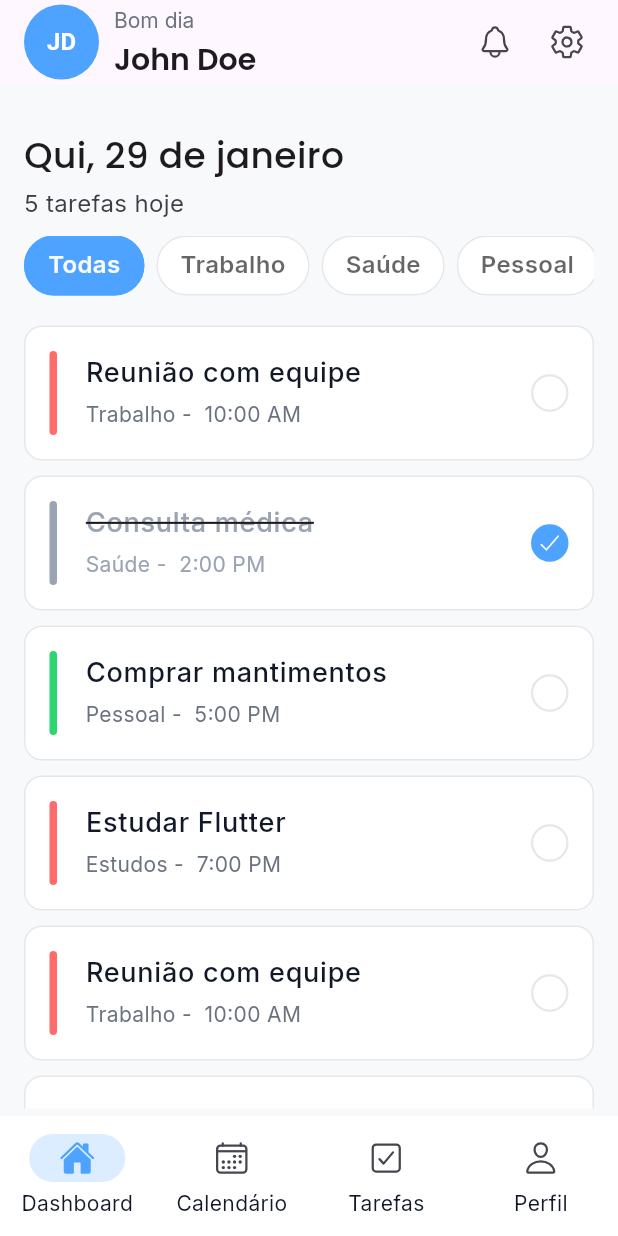
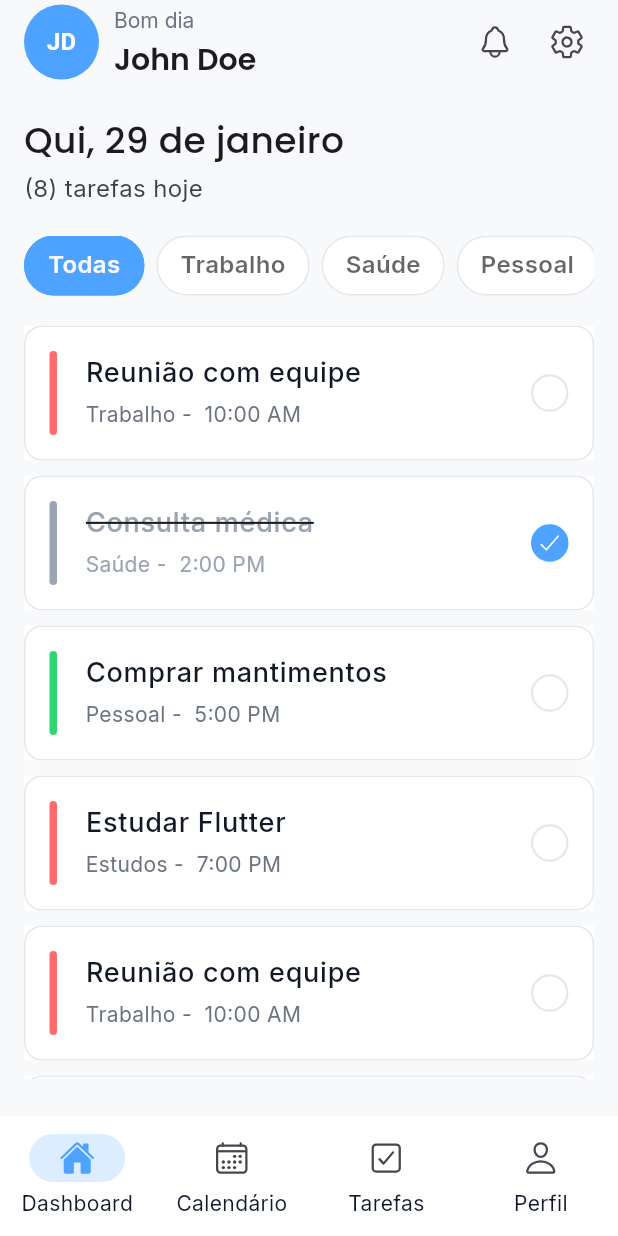
Before and after one commit to Gpeder/Day-Flow, a Flutter app: the screen it shows after launch, on a phone screen of 412 x 824 dp. Run offline on Flutter 3.47's test engine with Material 3 defaults, Android fonts, the phone set to English and light mode, and no system bars; drawn by our look-alikes of auto_size_text; our stand-ins replace google_fonts, ionicons.

Commit message:
ajustes na lista de tarefas

```diff
--- a/lib/components/home/listatarefas.dart
+++ b/lib/components/home/listatarefas.dart
@@ -80,11 +80,48 @@ class _ListaTarefasState extends State<ListaTarefas> {
     },
   ];
 
+  String _formatDataPT(DateTime data) {
+    const diasSemana = ['Seg', 'Ter', 'Qua', 'Qui', 'Sex', 'Sáb', 'Dom'];
+
+    const meses = [
+      'janeiro',
+      'fevereiro',
+      'março',
+      'abril',
+      'maio',
+      'junho',
+      'julho',
+      'agosto',
+      'setembro',
+      'outubro',
+      'novembro',
+      'dezembro',
+    ];
+
+    final dia = data.day;
+    final diaSet = diasSemana[data.weekday - 1];
+    final mes = meses[data.month - 1];
+
+    return '$diaSet, $dia de $mes';
+  }
+
   @override
   Widget build(BuildContext context) {
-    return Expanded(
-      child: Column(
+    final dataFormatada = _formatDataPT(DateTime.now());
+
+    return Column(
+      crossAxisAlignment: CrossAxisAlignment.start,
       children: [
+        // CABEÇALHO - SEM Container vermelho!
+        Text(dataFormatada, style: AppTextStyles.title24Bold),
+        SizedBox(height: 4),
+        Text(
+          '(${tarefas.length}) tarefas hoje',
+          style: AppTextStyles.text16.copyWith(color: AppColors.disabled),
+        ),
+        SizedBox(height: 20),
+
+        // FILTROS
         SizedBox(
           height: 40,
           child: ListView.separated(
@@ -101,9 +138,12 @@ class _ListaTarefasState extends State<ListaTarefas> {
           ),
         ),
         SizedBox(height: 20),
+
+        // LISTA - Remove o Container azul/verde de debug!
         Expanded(
-            child: ClipRRect(
           child: ListView.separated(
+            physics: BouncingScrollPhysics(),
+            padding: EdgeInsets.zero,
             separatorBuilder: (context, index) => SizedBox(height: 10),
             itemBuilder: (context, index) {
               final tarefa = tarefas[index];
@@ -129,9 +169,7 @@ class _ListaTarefasState extends State<ListaTarefas> {
             itemCount: tarefas.length,
           ),
         ),
-          ),
       ],
-      ),
     );
   }
 }
@@ -175,7 +213,9 @@ class ItemListaTarefas extends StatelessWidget {
       }
     }
 
-    return ListTile(
+    return Material(
+      color: AppColors.card,
+      child: ListTile(
         leading: Container(
           width: 5,
           decoration: BoxDecoration(
@@ -205,6 +245,7 @@ class ItemListaTarefas extends StatelessWidget {
         trailing: AppCheckbox(value: selected, onChanged: onChanged),
         onTap: onTap,
         onLongPress: onLongPress,
+      ),
     );
   }
 }
--- a/lib/components/home/titulo.dart
+++ /dev/null
@@ -1,48 +0,0 @@
-import 'package:dayflow/theme/theme.dart';
-import 'package:flutter/material.dart';
-
-String _formatDataPT(DateTime data) {
-  const diasSemana = ['Seg', 'Ter', 'Qua', 'Qui', 'Sex', 'Sáb', 'Dom'];
-
-  const meses = [
-    'janeiro',
-    'fevereiro',
-    'março',
-    'abril',
-    'maio',
-    'junho',
-    'julho',
-    'agosto',
-    'setembro',
-    'outubro',
-    'novembro',
-    'dezembro',
-  ];
-
-  final dia = data.day;
-  final diaSet = diasSemana[data.weekday - 1];
-  final mes = meses[data.month - 1];
-
-  return '$diaSet, $dia de $mes';
-}
-
-class TituloHomePage extends StatelessWidget {
-  const TituloHomePage({super.key});
-
-  @override
-  Widget build(BuildContext context) {
-    final dataFormatada = _formatDataPT(DateTime.now());
-
-    return Column(
-      crossAxisAlignment: .start,
-      children: [
-        Text(dataFormatada, style: AppTextStyles.title24Bold),
-        SizedBox(height: 4),
-        Text(
-          '5 tarefas hoje',
-          style: AppTextStyles.text16.copyWith(color: AppColors.disabled),
-        ),
-      ],
-    );
-  }
-}
--- a/lib/main.dart
+++ b/lib/main.dart
@@ -13,6 +13,13 @@ class DayApp extends StatelessWidget {
   Widget build(BuildContext context) {
     return MaterialApp(
       theme: ThemeData(
+        useMaterial3: true,
+        appBarTheme: AppBarTheme(
+          backgroundColor: AppColors.background,
+          surfaceTintColor: Colors.transparent,
+          scrolledUnderElevation: 0,
+
+        ),
         listTileTheme: ListTileThemeData(
           tileColor: AppColors.card,
           textColor: AppColors.textPrimary,
--- a/lib/view/home.dart
+++ b/lib/view/home.dart
@@ -1,5 +1,4 @@
 import 'package:dayflow/components/home/listatarefas.dart';
-import 'package:dayflow/components/home/titulo.dart';
 import 'package:dayflow/widgets/main_home_appbar.dart';
 import 'package:flutter/material.dart';
 
@@ -12,15 +11,7 @@ class HomePage extends StatelessWidget {
       appBar: MainHomeAppbar(),
       body: Padding(
         padding: .symmetric(horizontal: 16, vertical: 20),
-        child: Column(
-          crossAxisAlignment: .start,
-          children: [
-            SizedBox(height: 10),
-            TituloHomePage(),
-            SizedBox(height: 10),
-            ListaTarefas(),
-          ],
-        ),
+        child: ListaTarefas(),
       ),
     );
   }
```
Lines whose indentation alone changed are shown as unchanged.
